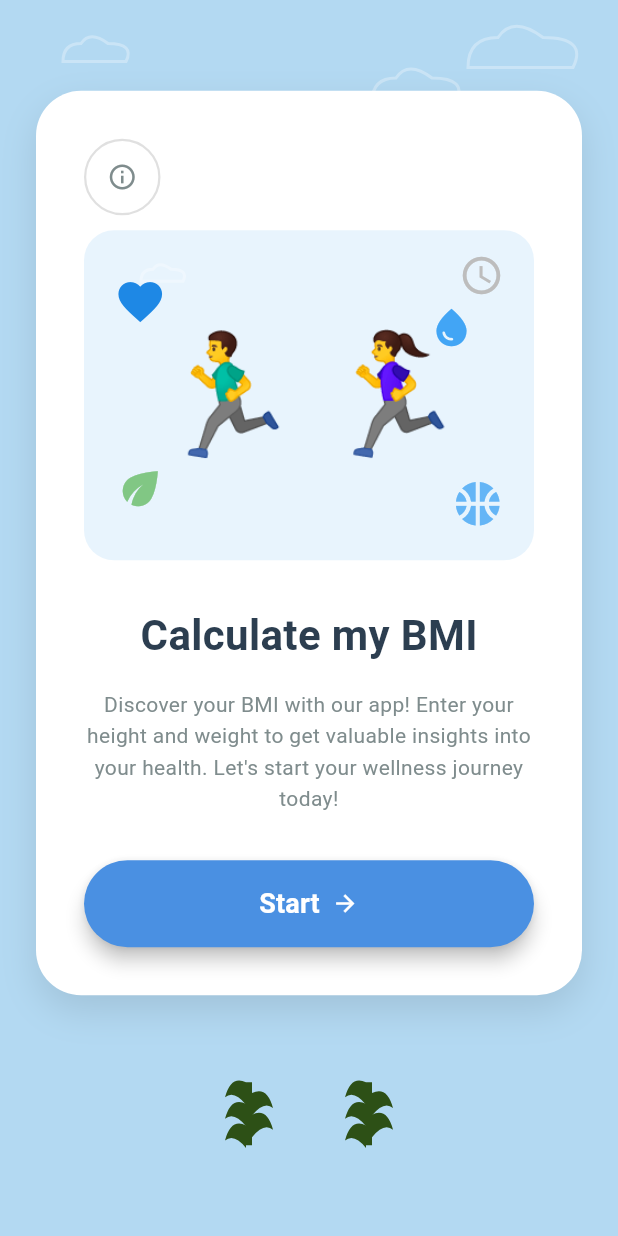
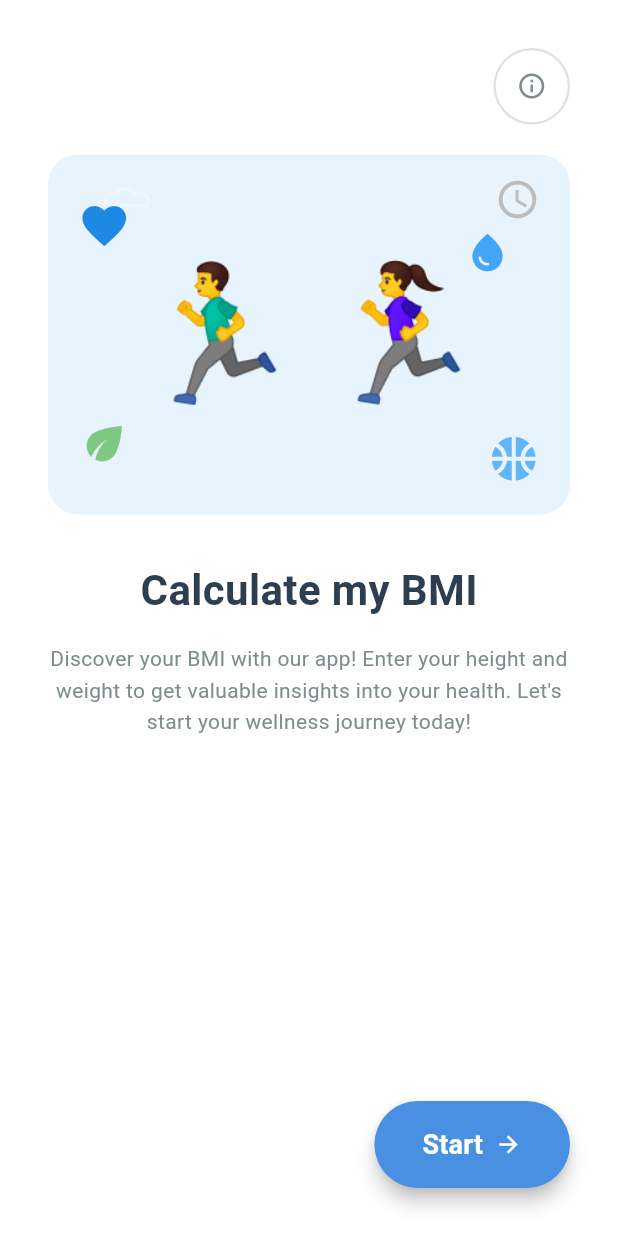
Before and after one commit to ElehGilbert/BMI-Calculator, a Flutter app: the screen it shows after launch, on a phone screen of 412 x 824 dp. Run offline on Flutter 3.47's test engine with Material 3 defaults, Android fonts, the phone set to English and light mode, and no system bars.

Commit message:
Refactor code structure for improved readability and maintainability

```diff
--- a/lib/Pages/home.dart
+++ b/lib/Pages/home.dart
@@ -10,73 +10,20 @@ class Home extends StatelessWidget {
   Widget build(BuildContext context) {
     // Scaffold provides the basic visual structure (app bar, body, etc.)
     return Scaffold(
-      // Background color for the entire screen - light blue shade
-      backgroundColor: const Color(0xFFB3D9F2),
+      // Background color for the entire screen - white
+      backgroundColor: Colors.white,
 
       // SafeArea ensures content doesn't overlap with system UI (notch, status bar)
       body: SafeArea(
-        // Stack allows positioning decorative clouds
-        child: Stack(
-          children: [
-            // Decorative clouds in the background
-            Positioned(
-              top: 20,
-              left: 30,
-              child: CustomPaint(
-                size: const Size(60, 30),
-                painter: CloudPainter(),
-              ),
-            ),
-            Positioned(
-              top: 40,
-              right: 100,
-              child: CustomPaint(
-                size: const Size(80, 40),
-                painter: CloudPainter(),
-              ),
-            ),
-            Positioned(
-              top: 10,
-              right: 20,
-              child: CustomPaint(
-                size: const Size(100, 50),
-                painter: CloudPainter(),
-              ),
-            ),
-
-            // Main content
-            Center(
-              // Padding adds space around the content
+        // Main content - full screen
         child: Padding(
-                padding: const EdgeInsets.all(24.0), // 24 pixels on all sides
-
-                // Column arranges children widgets vertically (top to bottom)
+          padding: const EdgeInsets.all(32.0),
           child: Column(
-                  // Center children horizontally within the column
             mainAxisAlignment: MainAxisAlignment.center,
             children: [
-                    // Container for the illustration and welcome text
-                    Container(
-                      constraints: const BoxConstraints(maxWidth: 400),
-                      // Decoration adds styling to the container
-                      decoration: BoxDecoration(
-                        color: Colors.white, // White background
-                        borderRadius: BorderRadius.circular(30), // Rounded corners
-                        // BoxShadow adds a soft shadow for depth
-                        boxShadow: [
-                          BoxShadow(
-                            color: Colors.black.withOpacity(0.1),
-                            blurRadius: 20,
-                            offset: const Offset(0, 10),
-                          ),
-                        ],
-                      ),
-                      padding: const EdgeInsets.all(32),
-                      child: Column(
-                        children: [
-                          // Info icon button in the top-left corner
+              // Info icon button in the top-right corner
               Align(
-                            alignment: Alignment.topLeft,
+                alignment: Alignment.topRight,
                 child: Container(
                   decoration: BoxDecoration(
                     border: Border.all(color: Colors.grey[300]!, width: 1.5),
@@ -95,11 +42,11 @@ class Home extends StatelessWidget {
                 ),
               ),
 
-                          const SizedBox(height: 10),
+              const SizedBox(height: 20),
 
               // Illustration area with decorative elements
               Container(
-                            height: 220,
+                height: 240,
                 decoration: BoxDecoration(
                   color: const Color(0xFFE8F4FD),
                   borderRadius: BorderRadius.circular(20),
@@ -143,23 +90,17 @@ class Home extends StatelessWidget {
 
                     // Central illustration
                     Center(
-                                  child: Column(
-                                    mainAxisAlignment: MainAxisAlignment.center,
-                                    children: [
-                                      // Running people emojis
-                                      Row(
+                      child: Row(
                         mainAxisAlignment: MainAxisAlignment.center,
                         children: [
                           Text(
                             '🏃‍♂️',
-                                            style: TextStyle(fontSize: 80),
+                            style: TextStyle(fontSize: 90),
                           ),
                           const SizedBox(width: 10),
                           Text(
                             '🏃‍♀️',
-                                            style: TextStyle(fontSize: 80),
-                                          ),
-                                        ],
+                            style: TextStyle(fontSize: 90),
                           ),
                         ],
                       ),
@@ -193,11 +134,11 @@ class Home extends StatelessWidget {
                 ),
               ),
 
-                          const SizedBox(height: 30),
+              const Spacer(),
 
               // Start button - navigates to the information screen
-                          SizedBox(
-                            width: double.infinity, // Makes button full width
+              Align(
+                alignment: Alignment.bottomRight,
                 child: ElevatedButton(
                   // onPressed defines what happens when button is tapped
                   onPressed: () {
@@ -215,7 +156,7 @@ class Home extends StatelessWidget {
                   style: ElevatedButton.styleFrom(
                     backgroundColor: const Color(0xFF4A90E2), // Blue background
                     foregroundColor: Colors.white, // White text
-                                padding: const EdgeInsets.symmetric(vertical: 16),
+                    padding: const EdgeInsets.symmetric(horizontal: 32, vertical: 16),
                     shape: RoundedRectangleBorder(
                       borderRadius: BorderRadius.circular(30),
                     ),
@@ -223,7 +164,7 @@ class Home extends StatelessWidget {
                   ),
                   // Button content: text and icon in a row
                   child: const Row(
-                                mainAxisAlignment: MainAxisAlignment.center,
+                    mainAxisSize: MainAxisSize.min,
                     children: [
                       Text(
                         'Start',
@@ -240,32 +181,6 @@ class Home extends StatelessWidget {
               ),
             ],
           ),
-                    ),
-
-                    const SizedBox(height: 40),
-
-                    // Decorative plants at the bottom
-                    Row(
-                      mainAxisAlignment: MainAxisAlignment.center,
-                      children: [
-                        // Plant icon 1
-                        CustomPaint(
-                          size: const Size(40, 60),
-                          painter: PlantPainter(),
-                        ),
-                        const SizedBox(width: 40),
-                        // Plant icon 2
-                        CustomPaint(
-                          size: const Size(40, 60),
-                          painter: PlantPainter(),
-                        ),
-                      ],
-                    ),
-                  ],
-                ),
-              ),
-            ),
-          ],
         ),
       ),
     );
```
Also changed, not shown: BMI homeScreen.png (added). Lines whose indentation alone changed are shown as unchanged.
